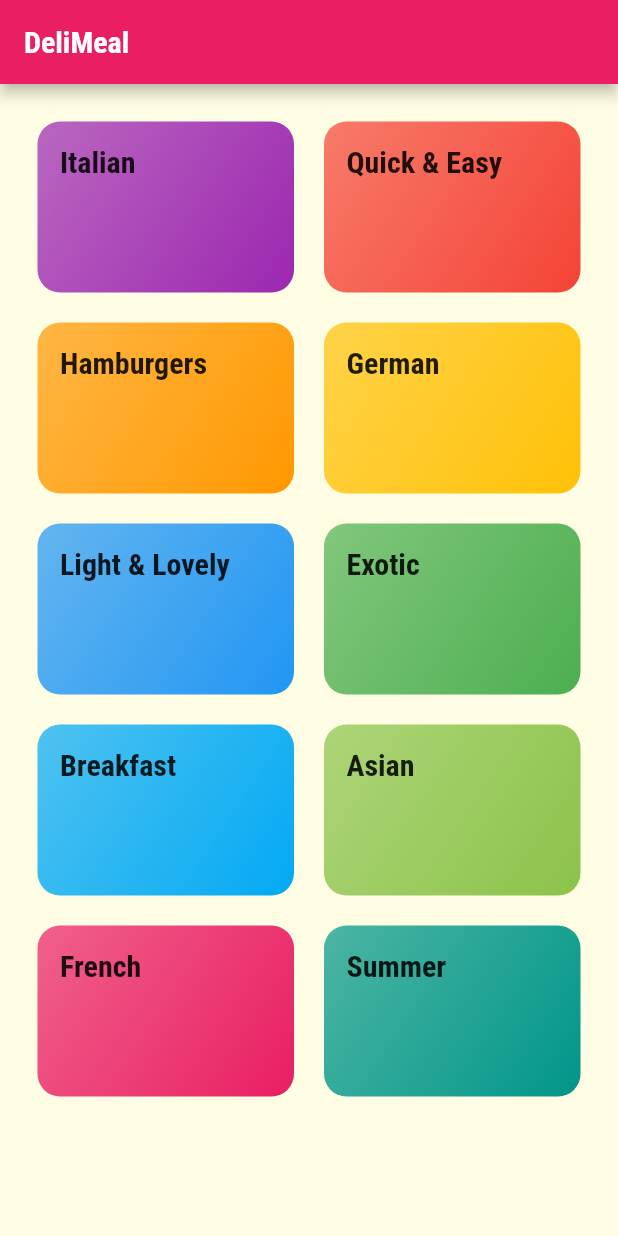
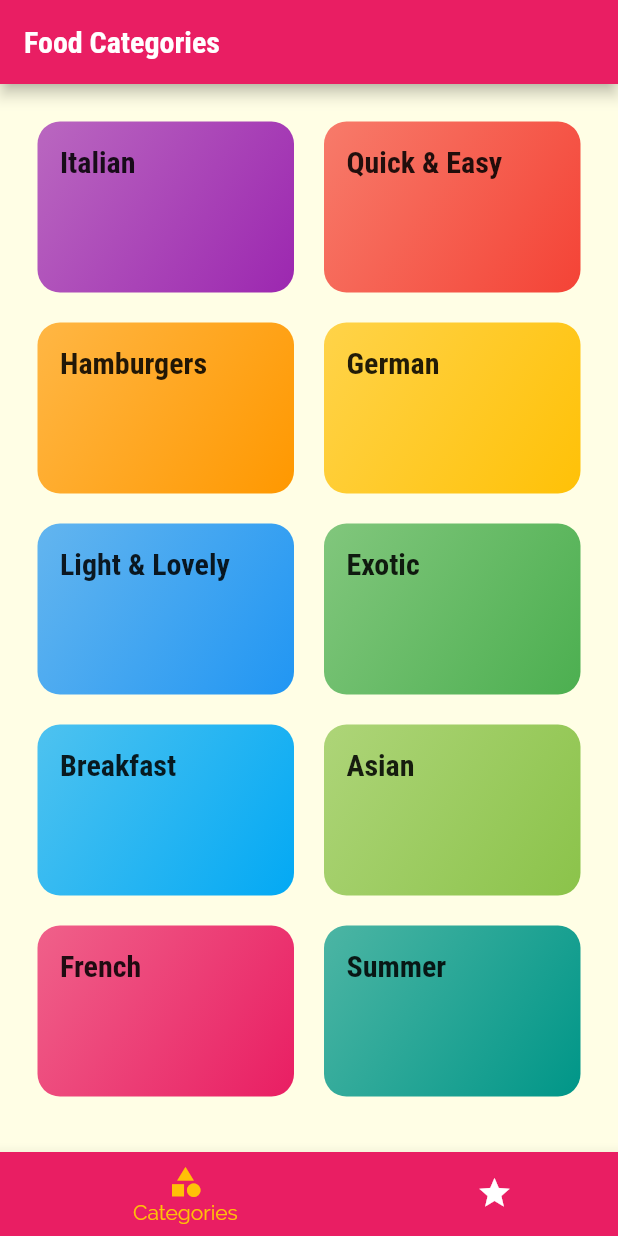
Before and after one commit to imGtheCoder/meals-app, a Flutter app: the screen it shows after launch, on a phone screen of 412 x 824 dp. Run offline on Flutter 3.47's test engine with Material 2 defaults, Android fonts, the phone set to English and light mode, and no system bars.

```diff
--- a/lib/main.dart
+++ b/lib/main.dart
@@ -1,4 +1,5 @@
 import 'package:flutter/material.dart';
+import 'screens/tabs_screen.dart';
 import 'screens/meal_detail_screen.dart';
 import 'screens/categories_screen.dart';
 import 'screens/category_meals_screen.dart';
@@ -42,7 +43,7 @@ class MyApp extends StatelessWidget {
               ),
             ),
       ),
-      home: CategoriesScreen(),
+      home: TabsScreen(),
       routes: {
         CategoryMealsScreen.routeName: (ctx) => CategoryMealsScreen(),
         MealDetailScreen.routeName: (ctx) => MealDetailScreen(),
--- a/lib/screens/categories_screen.dart
+++ b/lib/screens/categories_screen.dart
@@ -6,9 +6,7 @@ import '../widgets/category_item.dart';
 class CategoriesScreen extends StatelessWidget {
   @override
   Widget build(BuildContext context) {
-    return Scaffold(
-      appBar: AppBar(title: const Text('DeliMeal')),
-      body: GridView(
+    return GridView(
       padding: const EdgeInsets.all(25),
       gridDelegate: SliverGridDelegateWithMaxCrossAxisExtent(
         maxCrossAxisExtent: 200,
@@ -25,7 +23,6 @@ class CategoriesScreen extends StatelessWidget {
             ),
           )
           .toList(),
-      ),
     );
   }
 }
--- /dev/null
+++ b/lib/screens/favorites_screen.dart
@@ -0,0 +1,11 @@
+import 'package:flutter/material.dart';
+
+class FavoritesScreen extends StatelessWidget {
+
+  @override
+  Widget build(BuildContext context) {
+    return Center(
+      child: Text('Favorites'),
+    );
+  }
+}
--- /dev/null
+++ b/lib/screens/tabs_screen.dart
@@ -0,0 +1,54 @@
+import 'package:flutter/material.dart';
+import '../screens/favorites_screen.dart';
+import '../screens/categories_screen.dart';
+
+class TabsScreen extends StatefulWidget {
+  @override
+  State<TabsScreen> createState() => _TabsScreenState();
+}
+
+class _TabsScreenState extends State<TabsScreen> {
+  final List<Map<String, Object>> _pages = [
+    {'page': CategoriesScreen(), 'title': 'Food Categories'},
+    {'page': FavoritesScreen(), 'title': 'Favorite Foods'},
+  ];
+
+  int _selectPageIndex = 0;
+
+  void _selectPage(int index) {
+    setState(() {
+      _selectPageIndex = index;
+    });
+
+  }
+
+  @override
+  Widget build(BuildContext context) {
+    return Scaffold(
+      appBar: AppBar(
+        title: Text(_pages[_selectPageIndex]['title'] as String),
+      ),
+      body: _pages[_selectPageIndex]['page'] as Widget,
+      bottomNavigationBar: BottomNavigationBar(
+        onTap:_selectPage,
+        backgroundColor: Theme.of(context).primaryColor,
+        unselectedItemColor: Colors.white,
+        selectedItemColor: Theme.of(context).accentColor,
+        currentIndex: _selectPageIndex,
+        type: BottomNavigationBarType.shifting,
+        items: [
+          BottomNavigationBarItem(
+            backgroundColor: Theme.of(context).primaryColor,
+            icon: Icon(Icons.category),
+            label: 'Categories'
+          ),
+          BottomNavigationBarItem(
+            backgroundColor: Theme.of(context).primaryColor,
+            icon: Icon(Icons.star),
+            label: 'Favorites'
+          ),
+        ],
+      ),
+    );
+  }
+}
```
Lines whose indentation alone changed are shown as unchanged.
